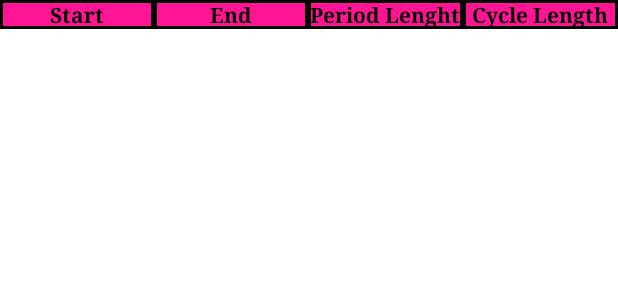
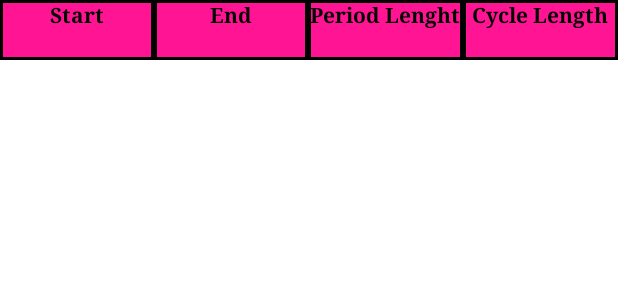
Before and after one commit to NurfaGazman/PSM, an Android app: the layout period_item.xml on its own in the app's theme, with its tools: preview values and no code run, on a phone screen of 412 x 824 dp. Shown: the top 300 px of the screen. Run offline under Robolectric (Android 15) with nearby library versions, the phone set to English and light mode, and no system bars; network calls fail.

```diff
--- a/app/src/main/java/com/example/psm/InsertPeriod.java
+++ b/app/src/main/java/com/example/psm/InsertPeriod.java
@@ -59,7 +59,7 @@ public class InsertPeriod extends AppCompatActivity {
         getSupportFragmentManager().beginTransaction().replace(binding.frgSwal.getId(),swal).commit();
 
         period = new Period();
-        //load period daripd history.
+        //load period daripada history.
         if(period.getPeriod_Id() == -1){
             //insert
             binding.Periodtitle.setText("Insert Date" );
--- a/app/src/main/res/layout/activity_period_history.xml
+++ b/app/src/main/res/layout/activity_period_history.xml
@@ -12,7 +12,7 @@
         android:layout_width="wrap_content"
         android:layout_height="wrap_content"
         android:orientation="vertical"
-        app:layout_constraintGuide_percent="0.18" />
+        app:layout_constraintGuide_percent="0.10" />
 
     <androidx.constraintlayout.widget.Guideline
         android:id="@+id/vh3"
@@ -33,7 +33,7 @@
         android:layout_width="wrap_content"
         android:layout_height="wrap_content"
         android:orientation="vertical"
-        app:layout_constraintGuide_percent="0.82" />
+        app:layout_constraintGuide_percent="0.90" />
 
 
     <TextView
@@ -89,7 +89,7 @@
 
         <androidx.recyclerview.widget.RecyclerView
             android:id="@+id/listPeriod"
-            android:layout_width="223dp"
+            android:layout_width="match_parent"
             android:layout_height="160dp"
             app:layout_constraintBottom_toBottomOf="parent"
             app:layout_constraintEnd_toStartOf="@+id/vh1"
--- a/app/src/main/res/layout/period_item.xml
+++ b/app/src/main/res/layout/period_item.xml
@@ -3,7 +3,7 @@
     xmlns:app="http://schemas.android.com/apk/res-auto"
     xmlns:tools="http://schemas.android.com/tools"
     android:layout_width="match_parent"
-    android:layout_height="match_parent">
+    android:layout_height="wrap_content">
 
     <LinearLayout
         android:layout_width="0dp"
@@ -16,52 +16,52 @@
         <TextView
             android:id="@+id/start"
             android:layout_width="0dp"
-            android:layout_height="wrap_content"
+            android:layout_height="40dp"
             android:layout_marginStart="0dp"
             android:layout_marginTop="0dp"
             android:layout_marginEnd="0dp"
             android:layout_weight="1"
+            android:background="@drawable/table_period"
+            android:fontFamily="serif-bold"
             android:text="Start"
             android:textAlignment="center"
-            android:textColor="#000000"
-            android:fontFamily="serif-bold"
-            android:background="@drawable/table_period"/>
+            android:textColor="#000000" />
 
         <TextView
             android:id="@+id/end"
             android:layout_width="0dp"
-            android:layout_height="wrap_content"
+            android:layout_height="40dp"
             android:layout_weight="1"
+            android:background="@drawable/table_period"
+            android:fontFamily="serif-bold"
             android:text="End"
             android:textAlignment="center"
-            android:textColor="#000000"
-            android:fontFamily="serif-bold"
-            android:background="@drawable/table_period"/>
+            android:textColor="#000000" />
 
         <TextView
             android:id="@+id/periodLenghtList"
             android:layout_width="0dp"
-            android:layout_height="wrap_content"
+            android:layout_height="40dp"
             android:layout_marginEnd="0dp"
             android:layout_weight="1"
+            android:background="@drawable/table_period"
+            android:fontFamily="serif-bold"
             android:text="Period Lenght"
-            android:textColor="#000000"
             android:textAlignment="center"
-            android:fontFamily="serif-bold"
-            android:background="@drawable/table_period"/>
+            android:textColor="#000000" />
 
         <TextView
             android:id="@+id/cycleLenghtList"
             android:layout_width="0dp"
-            android:layout_height="wrap_content"
+            android:layout_height="40dp"
             android:layout_marginStart="0dp"
             android:layout_marginTop="0dp"
             android:layout_weight="1"
+            android:background="@drawable/table_period"
+            android:fontFamily="serif-bold"
             android:text="Cycle Length"
             android:textAlignment="center"
-            android:textColor="#000000"
-            android:fontFamily="serif-bold"
-            android:background="@drawable/table_period"/>
+            android:textColor="#000000" />
     </LinearLayout>
 
 </androidx.constraintlayout.widget.ConstraintLayout>
```
Also changed, not shown: app/src/main/java/com/example/psm/Controller/PeriodController.java (+6 -7 lines), app/src/main/java/com/example/psm/Controller/Row.java (added, +18 -0 lines), app/src/main/java/com/example/psm/Model/Period.java (+30 -6 lines), app/src/main/java/com/example/psm/Model/ViewPeriod.java (+31 -9 lines), app/src/main/java/com/example/psm/PeriodHistory.java (+26 -4 lines).
